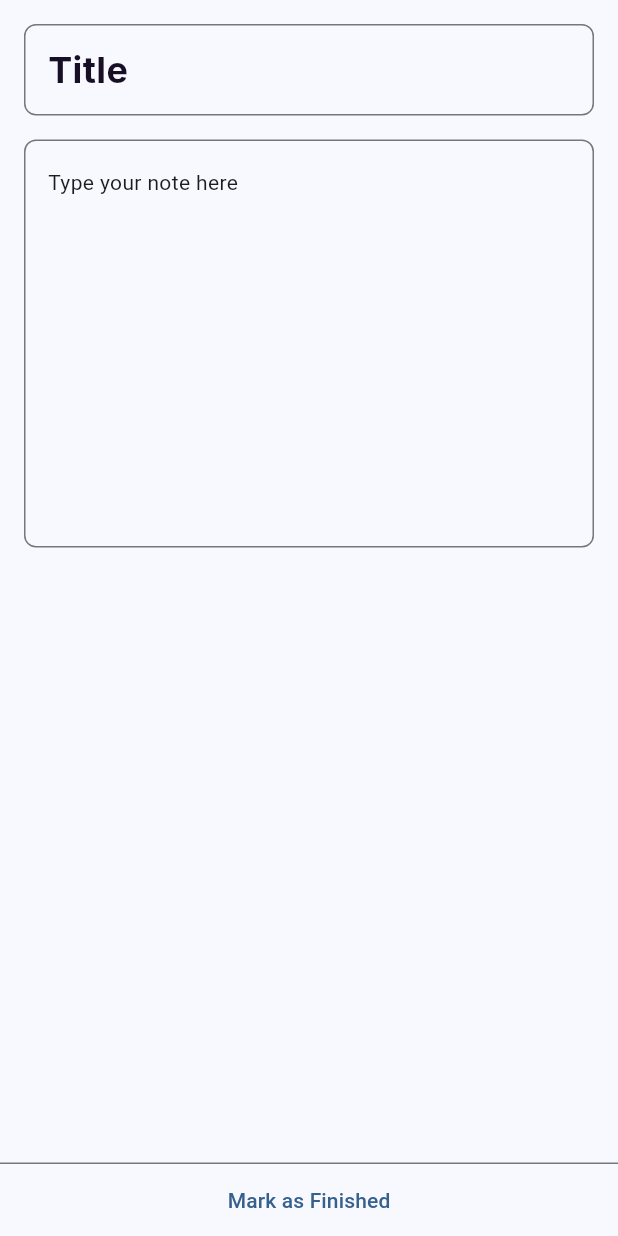
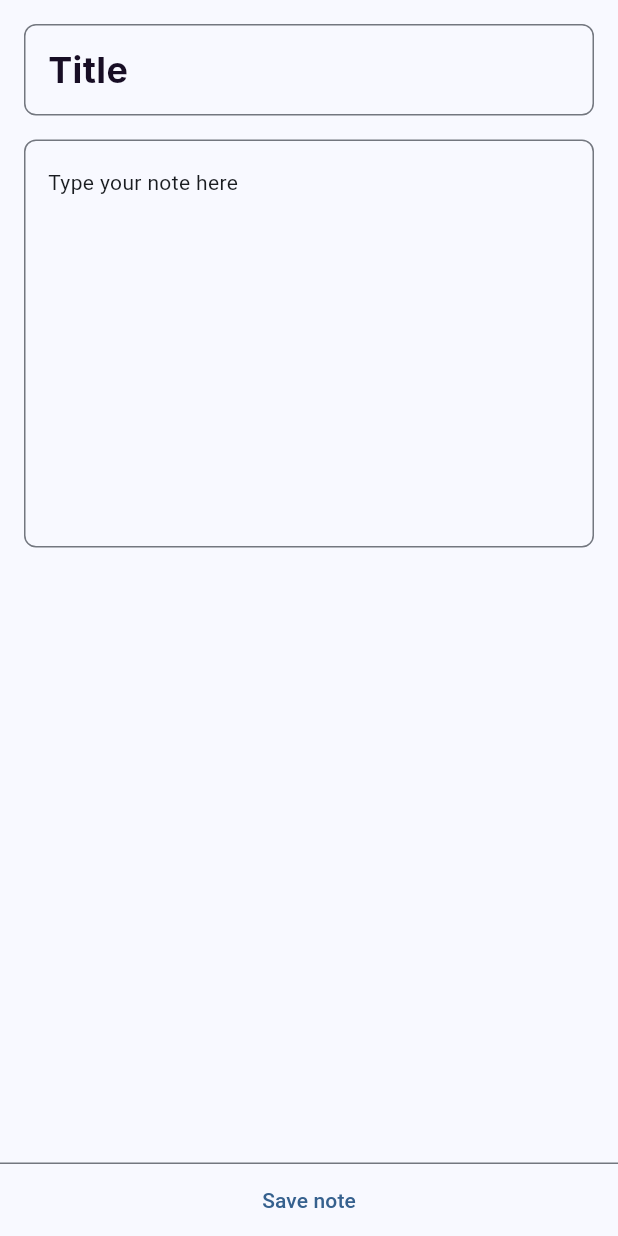
Before and after one commit to buhimyahoo/hsi-sb25-cs8, a Flutter app: the NoteScreen screen opened by its route, after a tap on the "add" icon, on a phone screen of 412 x 824 dp. Run offline on Flutter 3.47's test engine with Material 3 defaults, Android fonts, the phone set to English and light mode, and no system bars; our stand-ins replace dio, flutter_bloc, flutter_easyloading, shared_preferences; accounts and stored records are empty; network calls fail; Roboto replaces fonts that are missing (Inter).

Commit message:
2nd commit.

```diff
--- a/lib/widgets/bottom_navigation.dart
+++ b/lib/widgets/bottom_navigation.dart
@@ -55,7 +55,7 @@ class BottomNavigation extends StatelessWidget {
                 padding: const EdgeInsets.symmetric(horizontal: 16),
                 child: TextButton(
                   onPressed: onCreate,
-                  child: Text('Mark as Finished'),
+                  child: Text('Save note'),
                 ),
               ),
       ),
@@ -107,7 +107,7 @@ class BottomActionSection extends StatelessWidget {
             ),
             buildTile(
               icon: Icons.check_rounded,
-              label: 'Mark as Finished',
+              label: 'Save note',
               onTap: () {
                 context.read<NoteBloc>().add(
                   UpdateNoteEvent(id: id, title: title, content: content),
--- a/lib/widgets/custom_text.dart
+++ b/lib/widgets/custom_text.dart
@@ -36,6 +36,7 @@ class CustomBigText extends StatelessWidget {
         fontWeight: FontWeight.w700,
         fontFamily: 'Inter',
       ),
+      maxLines: 2,
     );
   }
 }
@@ -56,7 +57,7 @@ class CustomSmallText extends StatelessWidget {
         fontWeight: FontWeight.w400,
         fontFamily: 'Inter',
       ),
-      maxLines: 7,
+      maxLines: 5,
     );
   }
 }
```
